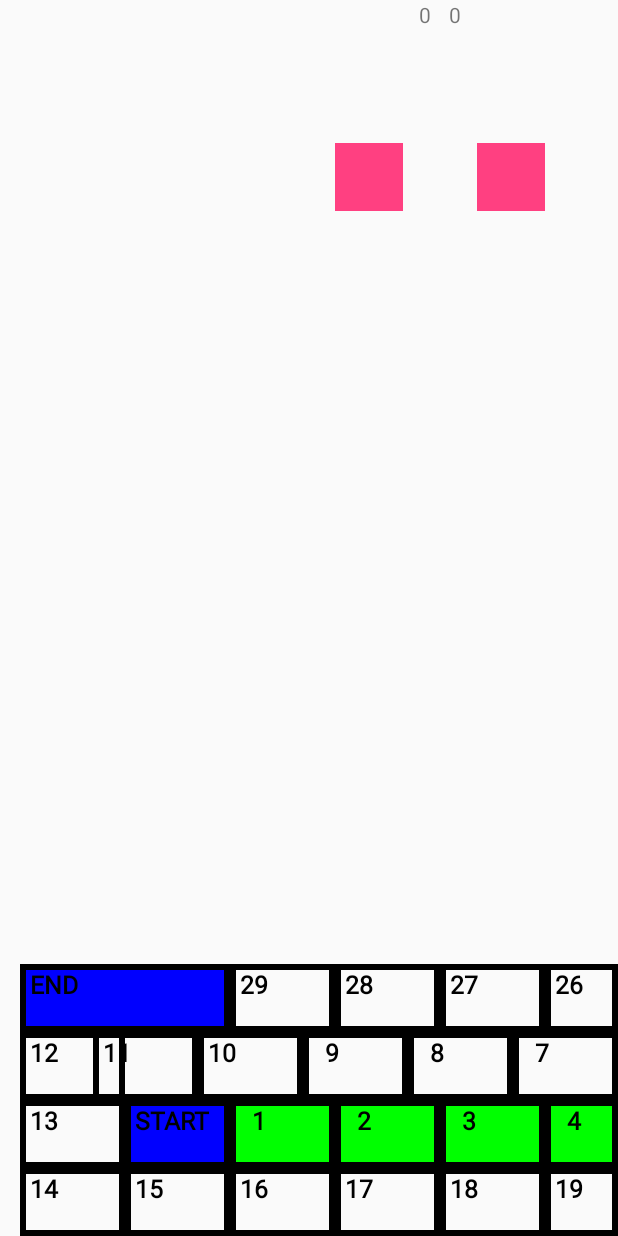
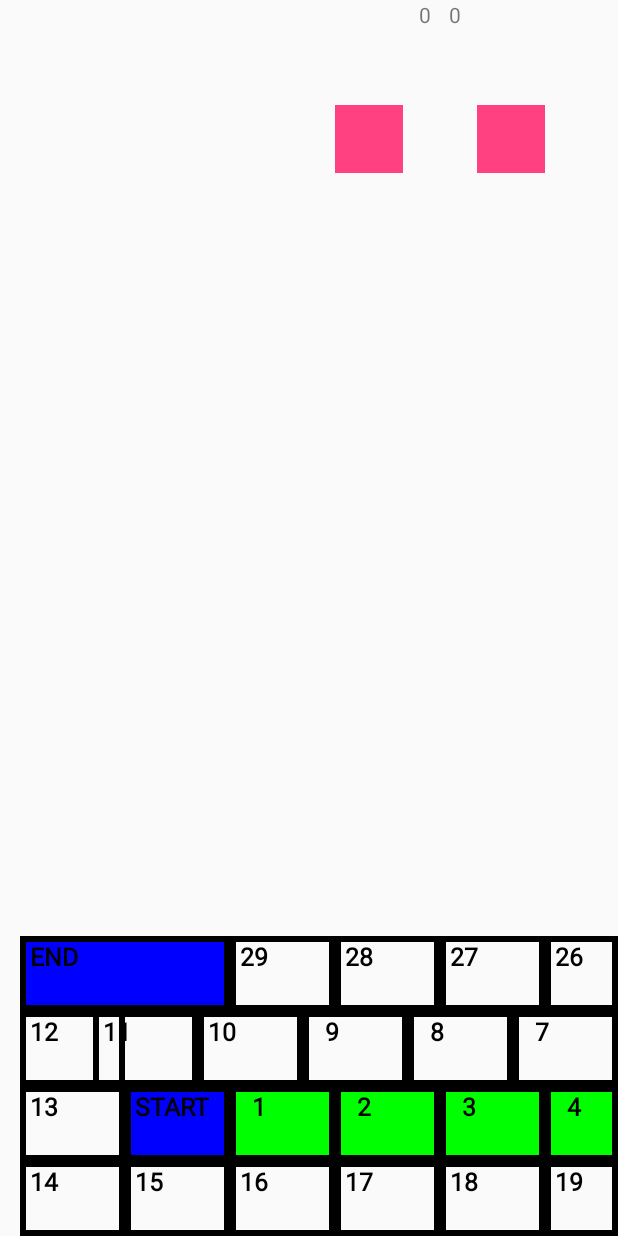
Before and after one commit to Ponty93/WirelessProjectPala, an Android app: the layout activity_board.xml on its own in the app's theme, with its tools: preview values and no code run, on a phone screen of 412 x 824 dp. Run offline under Robolectric (Android 15) with nearby library versions, the phone set to English and light mode, and no system bars.

Commit message:
change cell dim
resize of cells for under 5" screen

```diff
--- a/app/src/main/res/layout/activity_board.xml
+++ b/app/src/main/res/layout/activity_board.xml
@@ -25,7 +25,7 @@
         android:layout_width="45dp"
         android:layout_height="45dp"
         android:layout_alignParentTop="true"
-        android:layout_marginTop="95dp"
+        android:layout_marginTop="70dp"
         android:layout_toEndOf="@+id/cell2"
         android:layout_toRightOf="@+id/cell2"
         android:contentDescription="dado1"
@@ -92,7 +92,7 @@
     <com.project.wirelessteam.wirelessproject.myClass
         android:id="@+id/cell1"
         android:layout_width="70dp"
-        android:layout_height="45dp"
+        android:layout_height="50dp"
         app:cellText="START"
         app:cellColor="#000"
         android:layout_above="@+id/cell16"
@@ -108,7 +108,7 @@
         android:layout_toEndOf="@+id/cell1"
         android:layout_alignTop="@+id/cell1"
         android:layout_width="70dp"
-        android:layout_height="45dp"
+        android:layout_height="50dp"
         app:cellText="  1"
         app:cellColor="#000"
         android:background="#00ff00"
@@ -122,7 +122,7 @@
         android:layout_toRightOf="@+id/cell2"
         android:layout_toEndOf="@+id/cell2"
         android:layout_width="70dp"
-        android:layout_height="45dp"
+        android:layout_height="50dp"
         app:cellColor="#000"
         app:cellText="  2"
         android:background="#00ff00"
@@ -137,7 +137,7 @@
         android:layout_toRightOf="@+id/cell3"
         android:layout_alignTop="@id/cell3"
         android:layout_width="70dp"
-        android:layout_height="45dp"
+        android:layout_height="50dp"
         app:cellText="  3"
         app:cellColor="#000"
         android:background="#00ff00"
@@ -152,7 +152,7 @@
         android:layout_toRightOf="@+id/cell4"
         android:layout_alignTop="@id/cell4"
         android:layout_width="70dp"
-        android:layout_height="45dp"
+        android:layout_height="50dp"
         app:cellText="  4"
         app:cellColor="#000"
         android:background="#00ff00"
@@ -167,7 +167,7 @@
         android:layout_toRightOf="@+id/cell5"
         android:layout_alignTop="@id/cell5"
         android:layout_width="70dp"
-        android:layout_height="45dp"
+        android:layout_height="50dp"
         app:cellText="  5"
         app:cellColor="#000"
         android:background="#00ff00"
@@ -180,7 +180,7 @@
         android:id="@+id/cell7"
         android:layout_above="@+id/cell6"
         android:layout_width="70dp"
-        android:layout_height="45dp"
+        android:layout_height="50dp"
         android:layout_alignLeft="@+id/cell6"
         android:layout_alignStart="@+id/cell6"
         app:cellText="  6"
@@ -197,7 +197,7 @@
         android:layout_toStartOf="@+id/cell7"
         android:layout_alignTop="@id/cell7"
         android:layout_width="70dp"
-        android:layout_height="45dp"
+        android:layout_height="50dp"
         app:cellText="  7"
         app:cellColor="#000"
         >
@@ -210,7 +210,7 @@
         android:layout_toLeftOf="@+id/cell8"
         android:layout_alignTop="@id/cell7"
         android:layout_width="70dp"
-        android:layout_height="45dp"
+        android:layout_height="50dp"
         app:cellText="  8"
         app:cellColor="#000"
         >
@@ -223,7 +223,7 @@
         android:layout_toLeftOf="@+id/cell9"
         android:layout_alignTop="@id/cell7"
         android:layout_width="70dp"
-        android:layout_height="45dp"
+        android:layout_height="50dp"
         app:cellText="  9"
         app:cellColor="#000"
         >
@@ -236,7 +236,7 @@
         android:layout_toLeftOf="@+id/cell10"
         android:layout_alignTop="@id/cell7"
         android:layout_width="70dp"
-        android:layout_height="45dp"
+        android:layout_height="50dp"
         app:cellText="10"
         app:cellColor="#000"
         >
@@ -249,7 +249,7 @@
         android:layout_toLeftOf="@+id/cell11"
         android:layout_alignTop="@id/cell7"
         android:layout_width="70dp"
-        android:layout_height="45dp"
+        android:layout_height="50dp"
         app:cellText="11"
         app:cellColor="#000"
         >
@@ -259,7 +259,7 @@
     <com.project.wirelessteam.wirelessproject.myClass
         android:id="@+id/cell13"
         android:layout_width="70dp"
-        android:layout_height="45dp"
+        android:layout_height="50dp"
         android:layout_above="@+id/cell1"
         android:layout_toStartOf="@+id/cell1"
         android:layout_toLeftOf="@+id/cell1"
@@ -271,7 +271,7 @@
     <com.project.wirelessteam.wirelessproject.myClass
         android:id="@+id/cell14"
         android:layout_width="70dp"
-        android:layout_height="45dp"
+        android:layout_height="50dp"
         android:layout_alignLeft="@+id/cell15"
         android:layout_alignStart="@+id/cell15"
         android:layout_alignTop="@+id/cell2"
@@ -283,7 +283,7 @@
     <com.project.wirelessteam.wirelessproject.myClass
         android:id="@+id/cell15"
         android:layout_width="70dp"
-        android:layout_height="45dp"
+        android:layout_height="50dp"
         android:layout_alignParentBottom="true"
         android:layout_alignParentStart="true"
         android:layout_alignParentLeft="true"
@@ -300,7 +300,7 @@
         android:layout_toRightOf="@+id/cell15"
         android:layout_alignTop="@id/cell15"
         android:layout_width="70dp"
-        android:layout_height="45dp"
+        android:layout_height="50dp"
         app:cellText="15"
         app:cellColor="#000"
         >
@@ -313,7 +313,7 @@
         android:layout_toRightOf="@+id/cell16"
         android:layout_alignTop="@id/cell15"
         android:layout_width="70dp"
-        android:layout_height="45dp"
+        android:layout_height="50dp"
         app:cellText="16"
         app:cellColor="#000"
         >
@@ -326,7 +326,7 @@
         android:layout_toRightOf="@+id/cell17"
         android:layout_alignTop="@id/cell15"
         android:layout_width="70dp"
-        android:layout_height="45dp"
+        android:layout_height="50dp"
         app:cellText="17"
         app:cellColor="#000"
         >
@@ -339,7 +339,7 @@
         android:layout_toRightOf="@+id/cell18"
         android:layout_alignTop="@id/cell15"
         android:layout_width="70dp"
-        android:layout_height="45dp"
+        android:layout_height="50dp"
         app:cellText="18"
         app:cellColor="#000"
 
@@ -354,7 +354,7 @@
         android:layout_toRightOf="@+id/cell19"
         android:layout_alignTop="@id/cell15"
         android:layout_width="70dp"
-        android:layout_height="45dp"
+        android:layout_height="50dp"
         app:cellText="19"
         app:cellColor="#000"
         >
@@ -367,7 +367,7 @@
         android:layout_toEndOf="@+id/cell20"
         android:layout_alignTop="@id/cell15"
         android:layout_width="70dp"
-        android:layout_height="45dp"
+        android:layout_height="50dp"
         app:cellText="20"
         app:cellColor="#000"
         >
@@ -380,7 +380,7 @@
         android:layout_toEndOf="@+id/cell21"
         android:layout_alignTop="@id/cell15"
         android:layout_width="70dp"
-        android:layout_height="45dp"
+        android:layout_height="50dp"
         app:cellText="21"
         app:cellColor="#000"
         >
@@ -390,7 +390,7 @@
     <com.project.wirelessteam.wirelessproject.myClass
         android:id="@+id/cell23"
         android:layout_width="70dp"
-        android:layout_height="45dp"
+        android:layout_height="50dp"
         android:layout_alignTop="@+id/cell1"
         android:layout_toEndOf="@+id/cell6"
         android:layout_toRightOf="@+id/cell6"
@@ -402,7 +402,7 @@
     <com.project.wirelessteam.wirelessproject.myClass
         android:id="@+id/cell24"
         android:layout_width="70dp"
-        android:layout_height="45dp"
+        android:layout_height="50dp"
         android:layout_above="@+id/cell1"
         android:layout_toEndOf="@+id/cell6"
         android:layout_toRightOf="@+id/cell6"
@@ -414,7 +414,7 @@
     <com.project.wirelessteam.wirelessproject.myClass
         android:id="@+id/cell25"
         android:layout_width="70dp"
-        android:layout_height="45dp"
+        android:layout_height="50dp"
         android:layout_above="@+id/cell7"
         android:layout_toEndOf="@+id/cell6"
         android:layout_toRightOf="@+id/cell6"
@@ -426,7 +426,7 @@
     <com.project.wirelessteam.wirelessproject.myClass
         android:id="@+id/cell26"
         android:layout_width="70dp"
-        android:layout_height="45dp"
+        android:layout_height="50dp"
         android:layout_above="@+id/cell7"
         android:layout_toEndOf="@+id/cell5"
         android:layout_toRightOf="@+id/cell5"
@@ -438,7 +438,7 @@
     <com.project.wirelessteam.wirelessproject.myClass
         android:id="@+id/cell27"
         android:layout_width="70dp"
-        android:layout_height="45dp"
+        android:layout_height="50dp"
         android:layout_above="@+id/cell7"
         android:layout_toEndOf="@+id/cell4"
         android:layout_toRightOf="@+id/cell4"
@@ -453,7 +453,7 @@
         android:layout_toStartOf="@+id/cell27"
         android:layout_alignTop="@+id/cell25"
         android:layout_width="70dp"
-        android:layout_height="45dp"
+        android:layout_height="50dp"
         app:cellText="27"
         app:cellColor="#000"
         >
@@ -466,7 +466,7 @@
         android:layout_toStartOf="@+id/cell28"
         android:layout_alignTop="@+id/cell25"
         android:layout_width="70dp"
-        android:layout_height="45dp"
+        android:layout_height="50dp"
         app:cellText="28"
         app:cellColor="#000"
         >
@@ -476,7 +476,7 @@
     <com.project.wirelessteam.wirelessproject.myClass
         android:id="@+id/cell30"
         android:layout_width="70dp"
-        android:layout_height="45dp"
+        android:layout_height="50dp"
         android:layout_above="@+id/cell7"
         android:layout_toStartOf="@+id/cell29"
         android:layout_toLeftOf="@+id/cell29"
@@ -491,7 +491,7 @@
         android:layout_toStartOf="@+id/cell30"
         android:layout_alignTop="@+id/cell25"
         android:layout_width="140dp"
-        android:layout_height="45dp"
+        android:layout_height="50dp"
         app:cellText="END"
         android:background="#0000ff"
         app:cellColor="#000"
```
